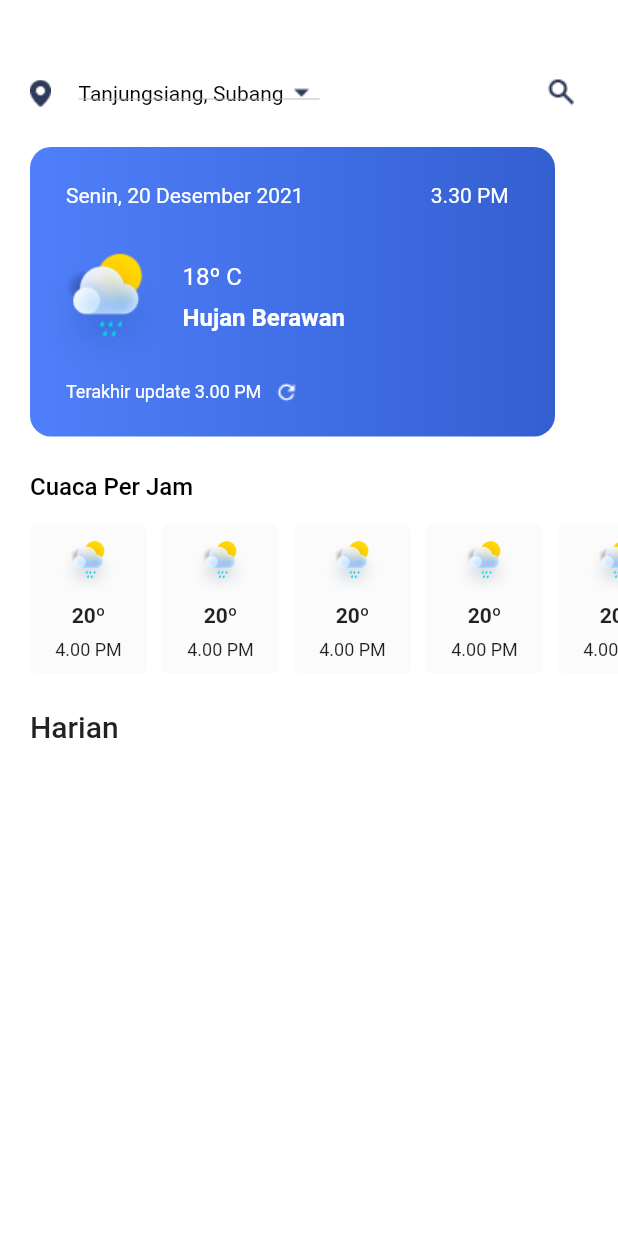
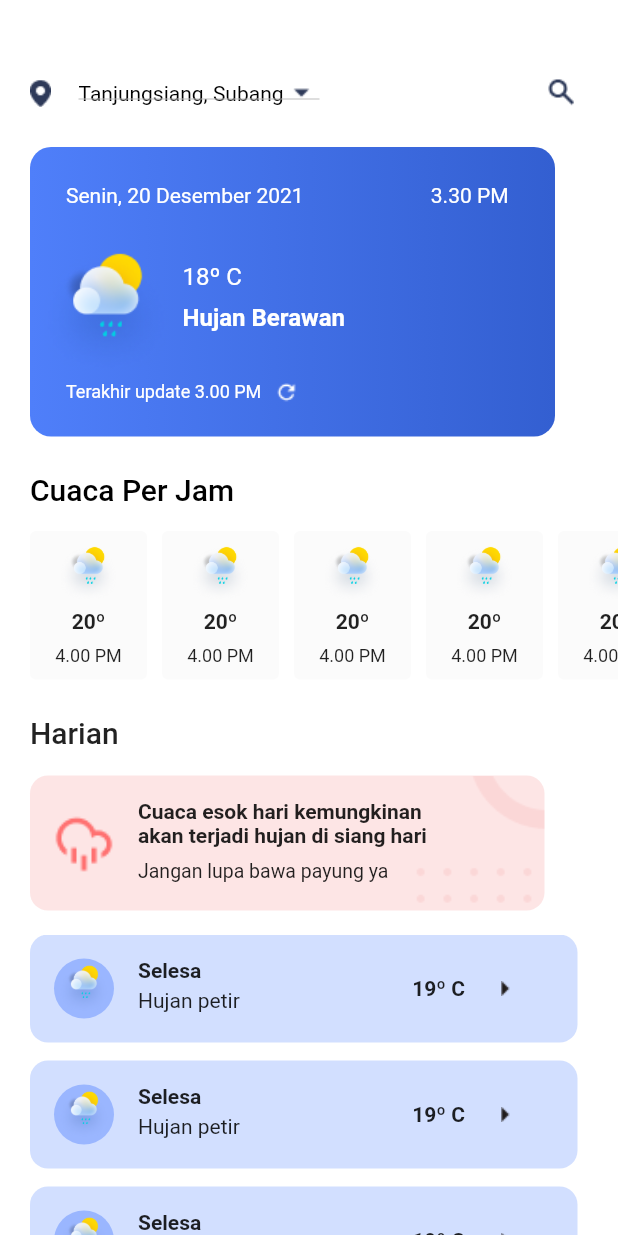
Before and after one commit to betulcelebi/Weather-UI, a Flutter app: the screen it shows after launch, on a phone screen of 412 x 824 dp. Run offline on Flutter 3.47's test engine with Material 2 defaults, Android fonts, the phone set to English and light mode, and no system bars.

```diff
--- a/lib/pages/home_screen.dart
+++ b/lib/pages/home_screen.dart
@@ -3,6 +3,7 @@ import 'dart:ui';
 import 'package:flutter/material.dart';
 import 'package:flutter/src/widgets/container.dart';
 import 'package:flutter/src/widgets/framework.dart';
+import 'package:weather_ui/pages/detail_screen.dart';
 
 const List<String> list = ['Tanjungsiang, Subang', 'Selasa, Hujan petir'];
 
@@ -22,6 +23,7 @@ class _HomeScreenState extends State<HomeScreen> {
     return Scaffold(
       backgroundColor: Colors.white,
       body: SingleChildScrollView(
+        physics: NeverScrollableScrollPhysics(),
         child: Column(
           crossAxisAlignment: CrossAxisAlignment.start,
           children: [
@@ -152,7 +154,18 @@ class _HomeScreenState extends State<HomeScreen> {
                     child: Row(
                       mainAxisAlignment: MainAxisAlignment.start,
                       children: [
-                        Container(child: Image.asset("assets/1.png")),
+                        GestureDetector(
+                            onTap: () {
+                              Navigator.push<void>(
+                                context,
+                                MaterialPageRoute<void>(
+                                  builder: (BuildContext context) =>
+                                      const DetailScreen(),
+                                ),
+                              );
+                            },
+                            child:
+                                Container(child: Image.asset("assets/1.png"))),
                         Container(
                           margin: EdgeInsets.only(top: 12),
                           child: Column(
@@ -201,7 +214,7 @@ class _HomeScreenState extends State<HomeScreen> {
                 "Cuaca Per Jam",
                 style: TextStyle(
                     color: Colors.black,
-                    fontSize: 16,
+                    fontSize: 20,
                     fontWeight: FontWeight.w500),
               ),
             ),
@@ -253,12 +266,128 @@ class _HomeScreenState extends State<HomeScreen> {
               ),
             ),
             Container(
-              margin: EdgeInsets.only(left: 20,top: 24),
+              margin: EdgeInsets.only(left: 20, top: 24),
               width: 60,
               height: 24,
               child: Text(
                 "Harian",
-                style: TextStyle(fontSize: 20,fontWeight: FontWeight.w500),
+                style: TextStyle(fontSize: 20, fontWeight: FontWeight.w500),
+              ),
+            ),
+            Container(
+              width: 343,
+              height: 90,
+              margin: EdgeInsets.only(left: 20, top: 16),
+              decoration: BoxDecoration(
+                  color: Color(0xffF37E7E).withOpacity(0.2),
+                  image: DecorationImage(
+                      image: AssetImage("assets/pink-style.png"),
+                      fit: BoxFit.cover),
+                  borderRadius: BorderRadius.circular(12)),
+              child: Row(
+                children: [
+                  Container(
+                      width: 40,
+                      height: 40,
+                      margin: EdgeInsets.only(left: 16),
+                      child: Image.asset(
+                        "assets/heavy-showers-line.png",
+                        fit: BoxFit.cover,
+                      )),
+                  Column(
+                    children: [
+                      Container(
+                        width: 200,
+                        height: 36,
+                        margin: EdgeInsets.only(left: 16, top: 16),
+                        child: Text(
+                          "Cuaca esok hari kemungkinan akan terjadi hujan di siang hari",
+                          style: TextStyle(
+                              fontSize: 14, fontWeight: FontWeight.w600),
+                          textAlign: TextAlign.start,
+                        ),
+                      ),
+                      Container(
+                          width: 200,
+                          height: 16,
+                          margin: EdgeInsets.only(left: 16, top: 4),
+                          child: Text(
+                            "Jangan lupa bawa payung ya",
+                            style: TextStyle(
+                                fontSize: 13, fontWeight: FontWeight.w400),
+                            textAlign: TextAlign.start,
+                          )),
+                    ],
+                  )
+                ],
+              ),
+            ),
+            Container(
+              height: 200,
+              margin: EdgeInsets.only(left: 20, right: 27, top: 16),
+              child: ListView.builder(
+                // physics: NeverScrollableScrollPhysics(),
+                itemCount: 3,
+                shrinkWrap: true,
+                padding: EdgeInsets.all(0),
+                itemBuilder: (context, index) {
+                  return Container(
+                    width: 343,
+                    height: 72,
+                    margin: EdgeInsets.only(bottom: 12),
+                    decoration: BoxDecoration(
+                        color: Color(0xffD2DFFF),
+                        borderRadius: BorderRadius.circular(12)),
+                    child: Row(
+                      children: [
+                        Container(
+                          margin: EdgeInsets.only(
+                            left: 16,
+                          ),
+                          alignment: Alignment.center,
+                          width: 40,
+                          height: 40,
+                          decoration: BoxDecoration(
+                              image: DecorationImage(
+                                  image: AssetImage("assets/1.png")),
+                              shape: BoxShape.circle,
+                              color: Color(0xff9AB6FF)),
+                        ),
+                        Container(
+                          margin: EdgeInsets.only(left: 16, top: 16),
+                          child: Column(
+                            crossAxisAlignment: CrossAxisAlignment.start,
+                            children: [
+                              Text(
+                                "Selesa",
+                                style: TextStyle(fontWeight: FontWeight.bold),
+                              ),
+                              Container(
+                                  margin: EdgeInsets.only(top: 4),
+                                  child: Text("Hujan petir"))
+                            ],
+                          ),
+                        ),
+                        Container(
+                            width: 65,
+                            height: 20,
+                            margin: EdgeInsets.only(left: 115),
+                            child: Row(
+                              mainAxisAlignment: MainAxisAlignment.spaceBetween,
+                              children: [
+                                Text(
+                                  "19º C",
+                                  style: TextStyle(
+                                      fontWeight: FontWeight.w600,
+                                      fontSize: 14),
+                                ),
+                                Image.asset("assets/coolicon-right.png")
+                              ],
+                            ))
+                      ],
+                    ),
+                  );
+                },
               ),
             )
           ],
```
Also changed, not shown: lib/pages/detail_screen.dart (added, +290 -0 lines), assets/blaze-line.png (added), assets/chevron_left.png (added), assets/coolicon-right.png (added), assets/heavy-showers-line.png, assets/more_horizontal.png (added), assets/pink-style.png (added), 1 other file.
